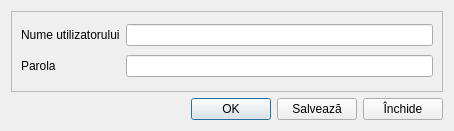
This is catalogs/catusers.ui in debalex77/USG as Qt 5 draws it before an edit. The edited form follows.
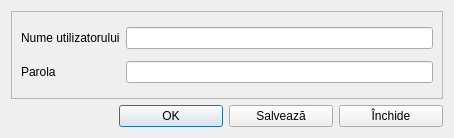
This is the edited form. Icons and pictures are not drawn.

Patch:
```diff
--- a/catalogs/catusers.ui
+++ b/catalogs/catusers.ui
@@ -7,9 +7,14 @@
     <x>0</x>
     <y>0</y>
     <width>454</width>
-    <height>131</height>
+    <height>138</height>
    </rect>
   </property>
+  <property name="font">
+   <font>
+    <family>Segoe UI</family>
+   </font>
+  </property>
   <property name="windowTitle">
    <string>Dialog</string>
   </property>
@@ -61,6 +66,12 @@
    </item>
    <item row="1" column="1">
     <widget class="QPushButton" name="btnOK">
+     <property name="minimumSize">
+      <size>
+       <width>104</width>
+       <height>0</height>
+      </size>
+     </property>
      <property name="text">
       <string>OK</string>
      </property>
@@ -72,6 +83,12 @@
    </item>
    <item row="1" column="2">
     <widget class="QPushButton" name="btnWrite">
+     <property name="minimumSize">
+      <size>
+       <width>104</width>
+       <height>0</height>
+      </size>
+     </property>
      <property name="text">
       <string>Salvează</string>
      </property>
@@ -83,6 +100,12 @@
    </item>
    <item row="1" column="3">
     <widget class="QPushButton" name="btnCancel">
+     <property name="minimumSize">
+      <size>
+       <width>104</width>
+       <height>0</height>
+      </size>
+     </property>
      <property name="text">
       <string>Închide</string>
      </property>
```
